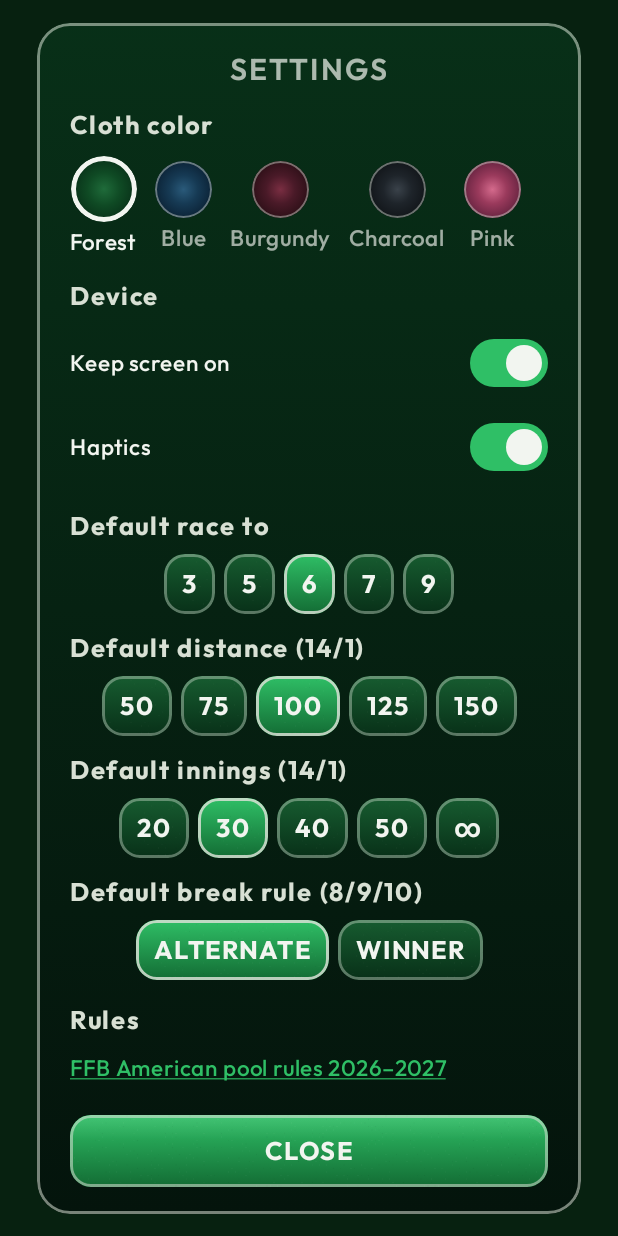
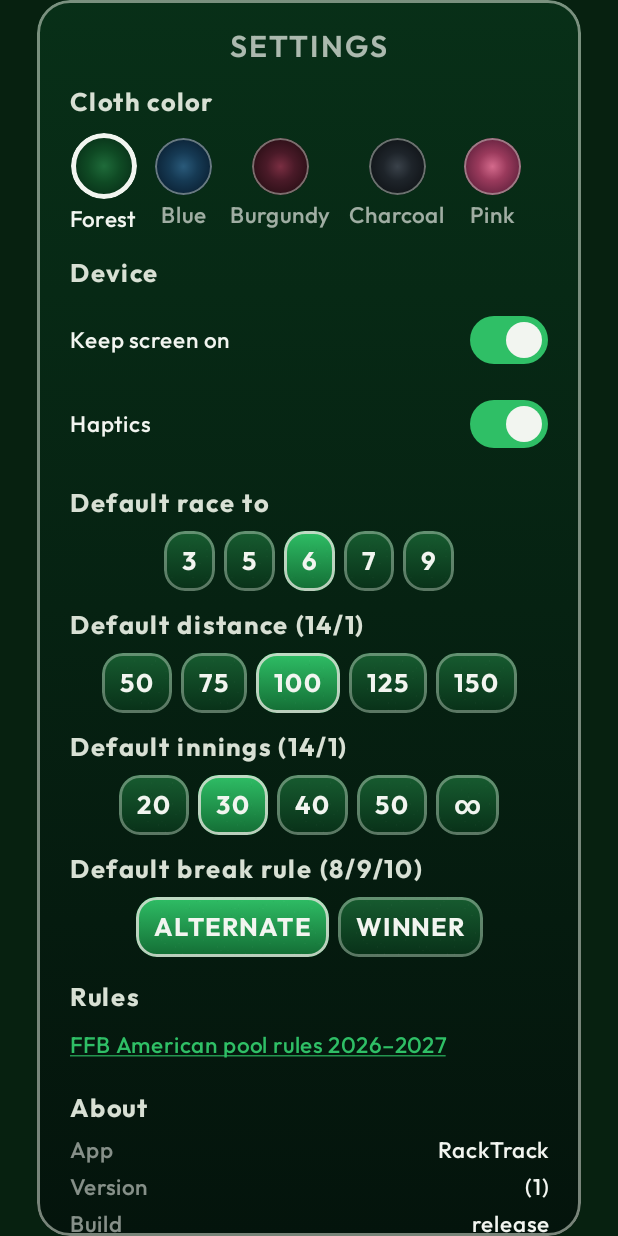
Before and after one commit to Asarox33/RackTrack, an Android app built with Jetpack Compose: the composable SettingsSheet shown on its own in the app's theme, on a phone screen of 412 x 824 dp. Run offline under Robolectric (Android 15) with nearby library versions, the phone set to English and light mode, and no system bars.

Commit message:
feat(settings): add About panel with version, build time, and repo
Surface BuildConfig version metadata and a GitHub link in Settings so table users can confirm which build they are running.

Co-authored-by: Cursor <cursoragent@cursor.com>

```diff
--- a/app/build.gradle.kts
+++ b/app/build.gradle.kts
@@ -17,6 +17,15 @@ android {
         versionCode = providers.gradleProperty("racktrack.versionCode").get().toInt()
         versionName = providers.gradleProperty("racktrack.versionName").get()
         testInstrumentationRunner = "androidx.test.runner.AndroidJUnitRunner"
+
+        // Epoch ms at configuration time (formatted in-app). Avoids `java.*` in this DSL
+        // where `java` is shadowed by the Android/Java extension.
+        buildConfigField("long", "BUILD_EPOCH_MS", "${System.currentTimeMillis()}L")
+        buildConfigField(
+            "String",
+            "REPO_URL",
+            "\"https://github.com/Asarox33/RackTrack\"",
+        )
     }
 
     buildTypes {
@@ -41,6 +50,7 @@ android {
 
     buildFeatures {
         compose = true
+        buildConfig = true
     }
 
     packaging {
--- a/app/src/main/kotlin/com/racktrack/presentation/screen/SettingsSheet.kt
+++ b/app/src/main/kotlin/com/racktrack/presentation/screen/SettingsSheet.kt
@@ -38,6 +38,7 @@ import androidx.compose.ui.platform.LocalContext
 import androidx.compose.ui.text.style.TextAlign
 import androidx.compose.ui.text.style.TextDecoration
 import androidx.compose.ui.unit.dp
+import com.racktrack.BuildConfig
 import com.racktrack.data.UserSettings
 import com.racktrack.domain.model.BreakRule
 import com.racktrack.presentation.MatchFormatOptions
@@ -47,6 +48,10 @@ import com.racktrack.appearance.FeltTone
 import com.racktrack.appearance.LocalFeltPalette
 import com.racktrack.presentation.theme.OutlineWarm
 import com.racktrack.presentation.theme.ScoreWhite
+import java.text.SimpleDateFormat
+import java.util.Date
+import java.util.Locale
+import java.util.TimeZone
 
 @Composable
 fun SettingsSheet(
@@ -241,6 +246,15 @@ fun SettingsSheet(
             )
 
             Spacer(modifier = Modifier.height(16.dp))
+            SectionLabel("About")
+            Spacer(modifier = Modifier.height(8.dp))
+            AboutPanel(onOpenRepo = {
+                context.startActivity(
+                    Intent(Intent.ACTION_VIEW, Uri.parse(BuildConfig.REPO_URL)),
+                )
+            })
+
+            Spacer(modifier = Modifier.height(16.dp))
             TexturedActionButton(
                 label = "CLOSE",
                 base = felt.accent,
@@ -252,6 +266,67 @@ fun SettingsSheet(
                 height = 48.dp,
             )
         }
+    }
+}
+
+@Composable
+private fun AboutPanel(onOpenRepo: () -> Unit) {
+    val felt = LocalFeltPalette.current
+    val buildKind = if (BuildConfig.DEBUG) "debug" else "release"
+    val builtAt = remember {
+        SimpleDateFormat("yyyy-MM-dd HH:mm 'UTC'", Locale.US).apply {
+            timeZone = TimeZone.getTimeZone("UTC")
+        }.format(Date(BuildConfig.BUILD_EPOCH_MS))
+    }
+    Column(
+        modifier = Modifier.fillMaxWidth(),
+        verticalArrangement = Arrangement.spacedBy(6.dp),
+    ) {
+        AboutMetaRow(label = "App", value = "RackTrack")
+        AboutMetaRow(
+            label = "Version",
+            value = "${BuildConfig.VERSION_NAME} (${BuildConfig.VERSION_CODE})",
+        )
+        AboutMetaRow(label = "Build", value = buildKind)
+        AboutMetaRow(label = "Built", value = builtAt)
+        Text(
+            text = "GitHub · Asarox33/RackTrack",
+            style = MaterialTheme.typography.bodyLarge,
+            color = felt.accentLight,
+            textDecoration = TextDecoration.Underline,
+            modifier = Modifier
+                .fillMaxWidth()
+                .clickable(onClick = onOpenRepo)
+                .padding(vertical = 4.dp),
+        )
+        Text(
+            text = "Local scoreboard only — no accounts, no cloud.",
+            style = MaterialTheme.typography.bodyLarge,
+            color = ScoreWhite.copy(alpha = 0.55f),
+            modifier = Modifier.fillMaxWidth(),
+        )
+    }
+}
+
+@Composable
+private fun AboutMetaRow(label: String, value: String) {
+    Row(
+        modifier = Modifier.fillMaxWidth(),
+        horizontalArrangement = Arrangement.SpaceBetween,
+        verticalAlignment = Alignment.CenterVertically,
+    ) {
+        Text(
+            text = label,
+            style = MaterialTheme.typography.bodyLarge,
+            color = ScoreWhite.copy(alpha = 0.55f),
+        )
+        Text(
+            text = value,
+            style = MaterialTheme.typography.bodyLarge,
+            color = ScoreWhite,
+            textAlign = TextAlign.End,
+            modifier = Modifier.padding(start = 12.dp),
+        )
     }
 }
 
```
Also changed, not shown: 3 other files.
